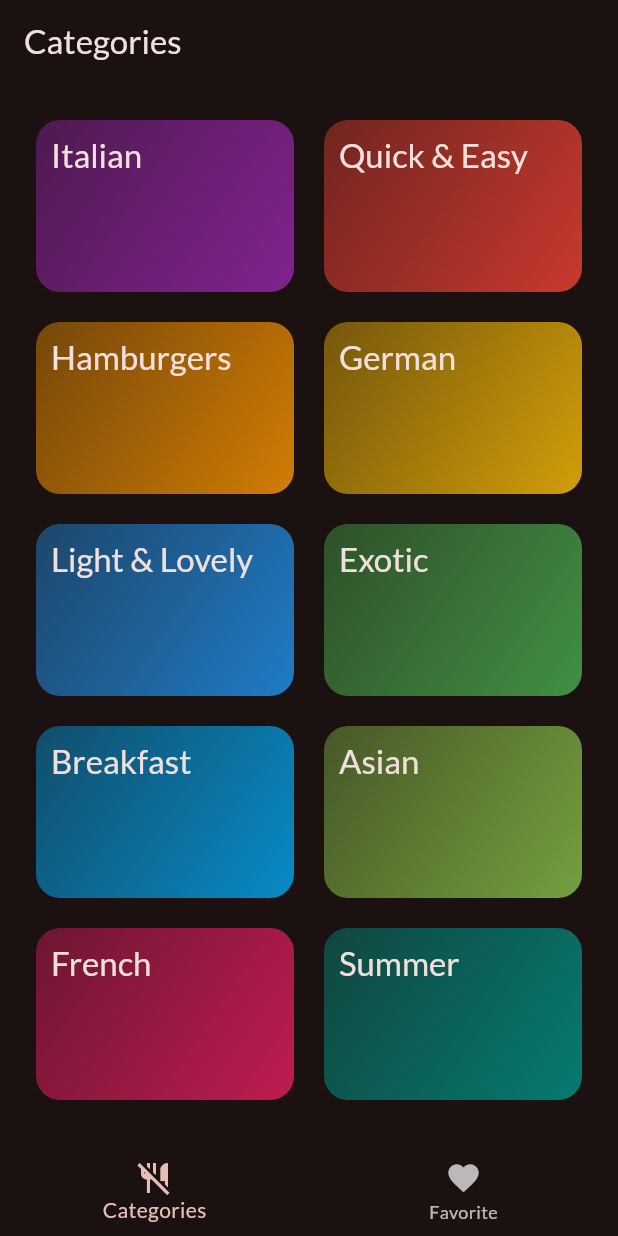
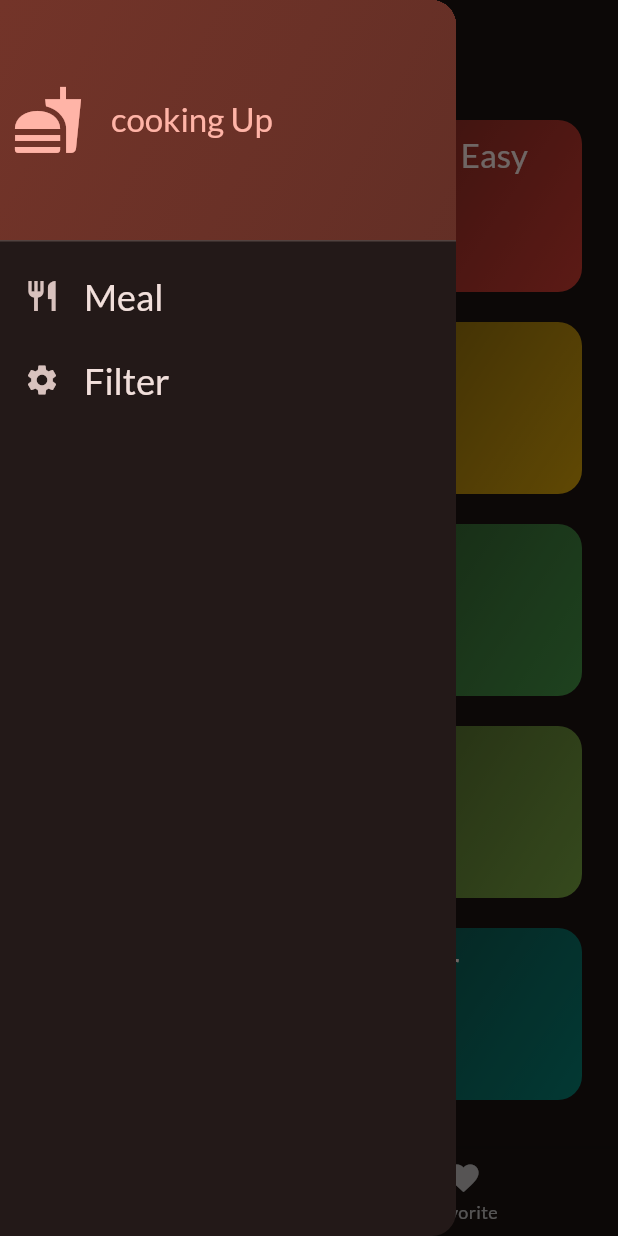
Before and after one commit to shubhamkkc/meal_app, a Flutter app: the screen it shows after launch, with the side drawer open (before the commit the screen has no drawer), on a phone screen of 412 x 824 dp. Run offline on Flutter 3.47's test engine with Material 2 defaults, Android fonts, the phone set to English and light mode, and no system bars; our stand-ins replace google_fonts, transparent_image.

Commit message:
feature/drawer-added

```diff
--- a/lib/main.dart
+++ b/lib/main.dart
@@ -1,14 +1,13 @@
 import 'package:flutter/material.dart';
 
 import 'package:google_fonts/google_fonts.dart';
-import 'package:meal_app/screen/categories_screen.dart';
 import 'package:meal_app/screen/tabs.dart';
 
 final theme = ThemeData(
   useMaterial3: true,
   colorScheme: ColorScheme.fromSeed(
     brightness: Brightness.dark,
-    seedColor: Color.fromARGB(197, 92, 17, 7),
+    seedColor: const Color.fromARGB(197, 92, 17, 7),
   ),
   textTheme: GoogleFonts.latoTextTheme(),
 );
@@ -22,6 +21,6 @@ class App extends StatelessWidget {
 
   @override
   Widget build(BuildContext context) {
-    return MaterialApp(theme: theme, home: Tabs());
+    return MaterialApp(theme: theme, home: const Tabs());
   }
 }
--- a/lib/screen/categories_screen.dart
+++ b/lib/screen/categories_screen.dart
@@ -1,13 +1,26 @@
 import 'package:flutter/material.dart';
-import 'package:flutter/src/widgets/container.dart';
-import 'package:flutter/src/widgets/framework.dart';
+
 import 'package:meal_app/data/dummy_data.dart';
 import 'package:meal_app/models/category.dart';
 import 'package:meal_app/models/meal.dart';
+import 'package:meal_app/screen/meal_screen.dart';
 import 'package:meal_app/widget/category_grid_item.dart';
 
 class Categories extends StatelessWidget {
-  const Categories({super.key});
+  const Categories({super.key, required this.onSelectFavorite});
+  final void Function(Meal meal) onSelectFavorite;
+
+  void selectCategory(BuildContext context, Category category) {
+    final filteredMeals = dummyMeals
+        .where((meal) => meal.categories.contains(category.id))
+        .toList();
+    Navigator.of(context).push(MaterialPageRoute(builder: (context) {
+      return MealScreen(
+          title: category.title,
+          meals: filteredMeals,
+          onSelectFavorite: onSelectFavorite);
+    }));
+  }
 
   @override
   Widget build(BuildContext context) {
@@ -21,7 +34,7 @@ class Categories extends StatelessWidget {
             mainAxisSpacing: 20),
         children: [
           for (final category in availableCategories)
-            CateoryGridItem(category: category)
+            CateoryGridItem(category: category, selectCategory: selectCategory)
         ],
       ),
     );
--- /dev/null
+++ b/lib/screen/main_drawer.dart
@@ -0,0 +1,71 @@
+import 'package:flutter/material.dart';
+
+class MainDrawer extends StatelessWidget {
+  const MainDrawer({super.key, required this.onSelectScreen});
+  final void Function(String identifer) onSelectScreen;
+  @override
+  Widget build(BuildContext context) {
+    return Drawer(
+      child: Column(
+        children: [
+          DrawerHeader(
+            padding: EdgeInsets.all(8),
+            decoration: BoxDecoration(
+              gradient: LinearGradient(colors: [
+                Theme.of(context).colorScheme.primaryContainer,
+                Theme.of(context).colorScheme.primaryContainer.withOpacity(0.8)
+              ], begin: Alignment.topLeft, end: Alignment.bottomRight),
+            ),
+            child: Row(children: [
+              Icon(
+                Icons.fastfood,
+                size: 48,
+                color: Theme.of(context).colorScheme.primary,
+              ),
+              const SizedBox(
+                width: 18,
+              ),
+              Text(
+                'cooking Up',
+                style: Theme.of(context)
+                    .textTheme
+                    .titleLarge!
+                    .copyWith(color: Theme.of(context).colorScheme.primary),
+              )
+            ]),
+          ),
+          ListTile(
+            leading: const Icon(
+              Icons.restaurant,
+              size: 24,
+            ),
+            title: Text(
+              'Meal',
+              style: Theme.of(context).textTheme.titleLarge!.copyWith(
+                  color: Theme.of(context).colorScheme.onBackground,
+                  fontSize: 24),
+            ),
+            onTap: () {
+              onSelectScreen('meal');
+            },
+          ),
+          ListTile(
+            leading: const Icon(
+              Icons.settings,
+              size: 24,
+            ),
+            title: Text(
+              'Filter',
+              style: Theme.of(context).textTheme.titleLarge!.copyWith(
+                  color: Theme.of(context).colorScheme.onBackground,
+                  fontSize: 24),
+            ),
+            onTap: () {
+              onSelectScreen('filter');
+            },
+          ),
+        ],
+      ),
+    );
+  }
+}
--- a/lib/screen/meal_detail_screen.dart
+++ b/lib/screen/meal_detail_screen.dart
@@ -3,11 +3,8 @@ import 'package:meal_app/models/meal.dart';
 
 class MealDetail extends StatelessWidget {
   const MealDetail(
-      {
-      // required this.onSelectFavorite,
-      super.key,
-      required this.meal});
-  // final void Function(Meal meal) onSelectFavorite;
+      {required this.onSelectFavorite, super.key, required this.meal});
+  final void Function(Meal meal) onSelectFavorite;
 
   final Meal meal;
 
@@ -18,14 +15,7 @@ class MealDetail extends StatelessWidget {
           IconButton(
             icon: Icon(Icons.favorite_border_outlined),
             onPressed: () {
-              // onSelectFavorite(meal);
-              const snackdemo = SnackBar(
-                content: Text('Marked as favourite'),
-                elevation: 10,
-                behavior: SnackBarBehavior.floating,
-                margin: EdgeInsets.all(5),
-              );
-              ScaffoldMessenger.of(context).showSnackBar(snackdemo);
+              onSelectFavorite(meal);
             },
           ),
         ]),
--- a/lib/screen/tabs.dart
+++ b/lib/screen/tabs.dart
@@ -1,8 +1,8 @@
 import 'package:flutter/material.dart';
 import 'package:meal_app/models/meal.dart';
 import 'package:meal_app/screen/categories_screen.dart';
+import 'package:meal_app/screen/main_drawer.dart';
 import 'package:meal_app/screen/meal_screen.dart';
-import 'package:meal_app/widget/meal_item.dart';
 
 class Tabs extends StatefulWidget {
   const Tabs({super.key});
@@ -15,16 +15,30 @@ class _TabsState extends State<Tabs> {
   int selectIndex = 0;
   final List<Meal> favoritesMeal = [];
 
+  void showSnackBar(String message) {
+    ScaffoldMessenger.of(context).clearSnackBars();
+    var snackdemo = SnackBar(
+      content: Text(message),
+      elevation: 10,
+      behavior: SnackBarBehavior.floating,
+      margin: const EdgeInsets.all(5),
+    );
+
+    ScaffoldMessenger.of(context).showSnackBar(snackdemo);
+  }
+
   void onSelectFavorite(meal) {
     print(meal);
     if (favoritesMeal.contains(meal)) {
       setState(() {
         favoritesMeal.remove(meal);
       });
+      showSnackBar("your favourite meal is removed");
     } else {
       setState(() {
         favoritesMeal.add(meal);
       });
+      showSnackBar("marked as favourite");
     }
   }
 
@@ -36,16 +50,23 @@ class _TabsState extends State<Tabs> {
 
   @override
   Widget build(BuildContext context) {
-    Widget ActivePage = Categories();
+    // ignore: non_constant_identifier_names
+    Widget ActivePage = Categories(onSelectFavorite: onSelectFavorite);
     String title = "Categories";
     if (selectIndex == 1) {
-      ActivePage = MealScreen(
-        meals: favoritesMeal,
-      );
+      ActivePage =
+          MealScreen(meals: favoritesMeal, onSelectFavorite: onSelectFavorite);
       title = "Favorites";
     }
+    void onSelectScreen(String identifer) {
+      if (identifer == 'meal') {
+        Navigator.of(context).pop();
+      } else {}
+    }
+
     return Scaffold(
       appBar: AppBar(title: Text(title)),
+      drawer: MainDrawer(onSelectScreen: onSelectScreen),
       body: ActivePage,
       bottomNavigationBar: BottomNavigationBar(
         items: const [
--- a/lib/widget/category_grid_item.dart
+++ b/lib/widget/category_grid_item.dart
@@ -1,23 +1,12 @@
 import 'package:flutter/material.dart';
-import 'package:meal_app/data/dummy_data.dart';
 import 'package:meal_app/models/category.dart';
-import 'package:meal_app/models/meal.dart';
-import 'package:meal_app/screen/meal_screen.dart';
 
 class CateoryGridItem extends StatelessWidget {
-  const CateoryGridItem({required this.category, super.key});
+  const CateoryGridItem(
+      {required this.category, required this.selectCategory, super.key});
+
+  final void Function(BuildContext context, Category category) selectCategory;
   final Category category;
-  void selectCategory(BuildContext context, Category category) {
-    final filteredMeals = dummyMeals
-        .where((meal) => meal.categories.contains(category.id))
-        .toList();
-    Navigator.of(context).push(MaterialPageRoute(builder: (context) {
-      return MealScreen(
-        title: category.title,
-        meals: filteredMeals,
-      );
-    }));
-  }
 
   @override
   Widget build(BuildContext context) {
--- a/lib/widget/meal_item.dart
+++ b/lib/widget/meal_item.dart
@@ -1,6 +1,5 @@
 import 'package:flutter/material.dart';
 import 'package:meal_app/models/meal.dart';
-import 'package:meal_app/screen/meal_detail_screen.dart';
 import 'package:meal_app/widget/meal_item_trait.dart';
 import 'package:transparent_image/transparent_image.dart';
 
--- a/lib/widget/meal_item_trait.dart
+++ b/lib/widget/meal_item_trait.dart
@@ -8,8 +8,7 @@ class MealItemTrait extends StatelessWidget {
 
   @override
   Widget build(BuildContext context) {
-    return Container(
-      child: Row(
+    return Row(
       children: [
         Icon(
           icon,
@@ -18,10 +17,9 @@ class MealItemTrait extends StatelessWidget {
         ),
         Text(
           title,
-            style: TextStyle(color: Colors.white),
+          style: const TextStyle(color: Colors.white),
         )
       ],
-      ),
     );
   }
 }
```
Also changed, not shown: lib/screen/meal_screen.dart (+5 -2 lines), 1 other file. Lines whose indentation alone changed are shown as unchanged.
